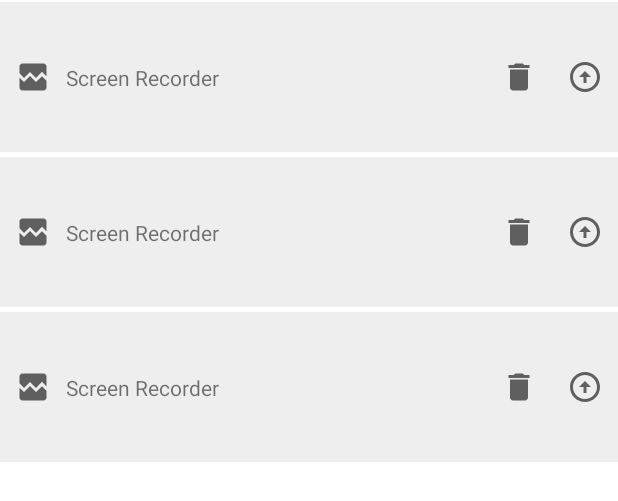
After one commit to nic562/AndroidScreenRecorder, an Android app: the layout fragment_video_manager.xml on its own in the app's theme, with its tools: preview values and no code run, on a phone screen of 412 x 824 dp. The commit adds this screen. Shown: the top 501 px of the screen. Run offline under Robolectric (Android 15) with nearby library versions, the phone set to English and light mode, and no system bars.

Commit message:
增加视频管理

```diff
--- a/app/src/main/java/io/github/nic562/screen/recorder/ApiManagerFragment.kt
+++ b/app/src/main/java/io/github/nic562/screen/recorder/ApiManagerFragment.kt
@@ -38,9 +38,8 @@ class ApiManagerFragment : BaseFragment(), View.OnClickListener {
 
     override fun onStart() {
         super.onStart()
-        val l = getDB().apiInfoDao.queryBuilder().list()
         apiList.clear()
-        apiList.addAll(l)
+        apiList.addAll(getDB().apiInfoDao.queryBuilder().list())
     }
 
     override fun onViewCreated(view: View, savedInstanceState: Bundle?) {
--- /dev/null
+++ b/app/src/main/res/drawable/ic_baseline_arrow_circle_up_24.xml
@@ -0,0 +1,10 @@
+<vector xmlns:android="http://schemas.android.com/apk/res/android"
+    android:width="24dp"
+    android:height="24dp"
+    android:viewportWidth="24"
+    android:viewportHeight="24"
+    android:tint="?attr/colorControlNormal">
+  <path
+      android:fillColor="@android:color/white"
+      android:pathData="M12,20c-4.41,0 -8,-3.59 -8,-8s3.59,-8 8,-8s8,3.59 8,8S16.41,20 12,20M12,22c5.52,0 10,-4.48 10,-10c0,-5.52 -4.48,-10 -10,-10C6.48,2 2,6.48 2,12C2,17.52 6.48,22 12,22L12,22zM11,12l0,4h2l0,-4h3l-4,-4l-4,4H11z"/>
+</vector>
--- /dev/null
+++ b/app/src/main/res/drawable/ic_baseline_broken_image_24.xml
@@ -0,0 +1,10 @@
+<vector xmlns:android="http://schemas.android.com/apk/res/android"
+    android:width="24dp"
+    android:height="24dp"
+    android:viewportWidth="24"
+    android:viewportHeight="24"
+    android:tint="?attr/colorControlNormal">
+  <path
+      android:fillColor="@android:color/white"
+      android:pathData="M21,5v6.59l-3,-3.01 -4,4.01 -4,-4 -4,4 -3,-3.01L3,5c0,-1.1 0.9,-2 2,-2h14c1.1,0 2,0.9 2,2zM18,11.42l3,3.01L21,19c0,1.1 -0.9,2 -2,2L5,21c-1.1,0 -2,-0.9 -2,-2v-6.58l3,2.99 4,-4 4,4 4,-3.99z"/>
+</vector>
--- /dev/null
+++ b/app/src/main/res/layout/fragment_video_manager.xml
@@ -0,0 +1,18 @@
+<?xml version="1.0" encoding="utf-8"?>
+<androidx.constraintlayout.widget.ConstraintLayout xmlns:android="http://schemas.android.com/apk/res/android"
+    xmlns:app="http://schemas.android.com/apk/res-auto"
+    xmlns:tools="http://schemas.android.com/tools"
+    android:layout_width="match_parent"
+    android:layout_height="match_parent"
+    tools:context=".VideoManagerFragment">
+
+    <androidx.recyclerview.widget.RecyclerView
+        android:id="@+id/rv_video_list"
+        android:layout_width="match_parent"
+        android:layout_height="0dp"
+        app:layout_constraintBottom_toBottomOf="parent"
+        app:layout_constraintEnd_toEndOf="parent"
+        app:layout_constraintStart_toStartOf="parent"
+        app:layout_constraintTop_toTopOf="parent"
+        tools:listitem="@layout/layout_item_video" />
+</androidx.constraintlayout.widget.ConstraintLayout>
--- /dev/null
+++ b/app/src/main/res/layout/layout_item_video.xml
@@ -0,0 +1,47 @@
+<?xml version="1.0" encoding="utf-8"?>
+<androidx.constraintlayout.widget.ConstraintLayout xmlns:android="http://schemas.android.com/apk/res/android"
+    xmlns:app="http://schemas.android.com/apk/res-auto"
+    android:id="@+id/item_api_info"
+    android:layout_width="match_parent"
+    android:layout_height="100dp"
+    android:layout_marginTop="1dp"
+    android:layout_marginBottom="2dp"
+    android:background="@color/gray_200"
+    android:padding="10dp">
+
+    <androidx.appcompat.widget.AppCompatImageView
+        android:id="@+id/iv_preview"
+        android:layout_width="wrap_content"
+        android:layout_height="match_parent"
+        app:layout_constraintStart_toStartOf="parent"
+        app:srcCompat="@drawable/ic_baseline_broken_image_24" />
+
+    <TextView
+        android:id="@+id/tv_title"
+        android:layout_width="wrap_content"
+        android:layout_height="wrap_content"
+        android:layout_marginStart="10dp"
+        android:text="@string/app_name"
+        app:layout_constraintBottom_toBottomOf="parent"
+        app:layout_constraintStart_toEndOf="@id/iv_preview"
+        app:layout_constraintTop_toTopOf="parent" />
+
+    <androidx.appcompat.widget.AppCompatImageView
+        android:id="@+id/iv_delete"
+        android:layout_width="wrap_content"
+        android:layout_height="wrap_content"
+        android:layout_marginEnd="20dp"
+        android:src="@drawable/ic_baseline_delete_24"
+        app:layout_constraintBottom_toBottomOf="parent"
+        app:layout_constraintEnd_toStartOf="@id/iv_upload"
+        app:layout_constraintTop_toTopOf="parent" />
+
+    <androidx.appcompat.widget.AppCompatImageView
+        android:id="@+id/iv_upload"
+        android:layout_width="wrap_content"
+        android:layout_height="wrap_content"
+        android:src="@drawable/ic_baseline_arrow_circle_up_24"
+        app:layout_constraintBottom_toBottomOf="parent"
+        app:layout_constraintEnd_toEndOf="parent"
+        app:layout_constraintTop_toTopOf="parent" />
+</androidx.constraintlayout.widget.ConstraintLayout>
```
Also changed, not shown: app/src/main/java/io/github/nic562/screen/recorder/VideoManagerFragment.kt (added, +115 -0 lines).
